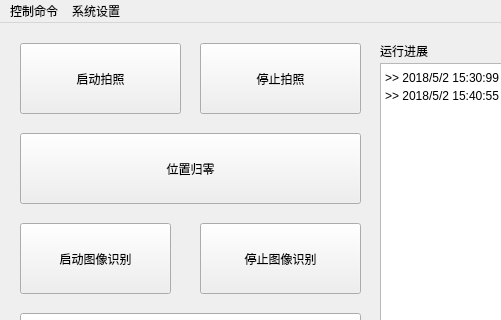
Old version of the form cebs/form_qt/cebsMainForm.ui in the repository Baxianxiahai/med; both pictures show x 0 to 501 and y 0 to 320 of the 1202 by 683 pixel window.
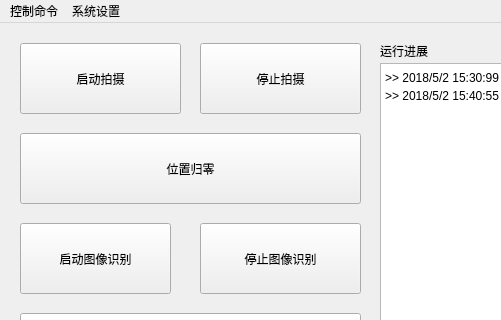
New version of the form.

Diff of the .ui file:
```diff
--- a/cebs/form_qt/cebsMainForm.ui
+++ b/cebs/form_qt/cebsMainForm.ui
@@ -81,7 +81,7 @@
      </rect>
     </property>
     <property name="text">
-     <string>启动拍照</string>
+     <string>启动拍摄</string>
     </property>
    </widget>
    <widget class="QLabel" name="label_runProgress">
@@ -107,7 +107,7 @@
      </rect>
     </property>
     <property name="text">
-     <string>停止拍照</string>
+     <string>停止拍摄</string>
     </property>
    </widget>
    <widget class="QPushButton" name="pushButton_runpg_test">
```
